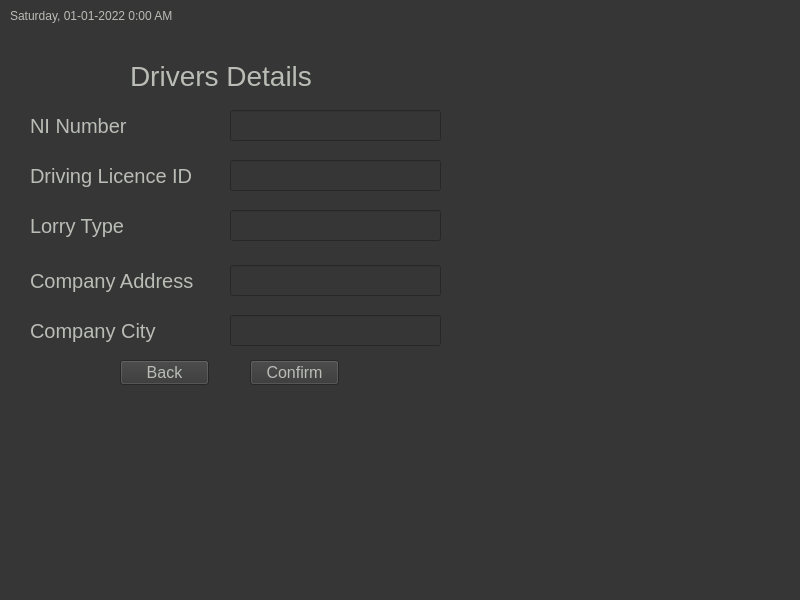
Before: the Qt Designer form ETM/mainwindow.ui in JWaters02/SDI-C6, drawn with Qt 5.
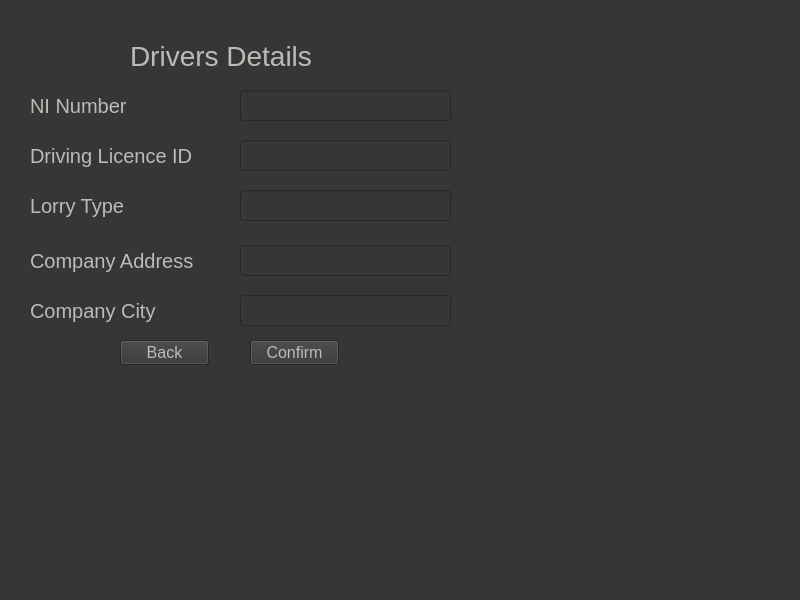
After: the same form once the commit is applied. The open tabs and pages were chosen to show the change.

```diff
--- a/ETM/mainwindow.ui
+++ b/ETM/mainwindow.ui
@@ -17,22 +17,6 @@
    <string notr="true">background-color: rgb(54, 54, 54)</string>
   </property>
   <widget class="QWidget" name="centralwidget">
-   <widget class="QLabel" name="lblcurrentDateTime">
-    <property name="geometry">
-     <rect>
-      <x>10</x>
-      <y>0</y>
-      <width>281</width>
-      <height>31</height>
-     </rect>
-    </property>
-    <property name="styleSheet">
-     <string notr="true">color: rgb(186, 189, 182);</string>
-    </property>
-    <property name="text">
-     <string>Saturday, 01-01-2022 0:00 AM</string>
-    </property>
-   </widget>
    <widget class="QStackedWidget" name="swLoginPages">
     <property name="enabled">
      <bool>true</bool>
@@ -40,9 +24,9 @@
     <property name="geometry">
      <rect>
       <x>10</x>
-      <y>30</y>
+      <y>10</y>
       <width>781</width>
-      <height>571</height>
+      <height>591</height>
      </rect>
     </property>
     <property name="currentIndex">
@@ -837,7 +821,7 @@
      <widget class="QLineEdit" name="txtDriversSignupNI">
       <property name="geometry">
        <rect>
-        <x>220</x>
+        <x>230</x>
         <y>80</y>
         <width>211</width>
         <height>31</height>
@@ -853,7 +837,7 @@
        <rect>
         <x>20</x>
         <y>125</y>
-        <width>191</width>
+        <width>201</width>
         <height>41</height>
        </rect>
       </property>
@@ -868,7 +852,7 @@
      <widget class="QLineEdit" name="txtDriversSignupDL">
       <property name="geometry">
        <rect>
-        <x>220</x>
+        <x>230</x>
         <y>130</y>
         <width>211</width>
         <height>31</height>
@@ -899,7 +883,7 @@
      <widget class="QLineEdit" name="txtDriversSignupLorry">
       <property name="geometry">
        <rect>
-        <x>220</x>
+        <x>230</x>
         <y>180</y>
         <width>211</width>
         <height>31</height>
@@ -967,7 +951,7 @@
        <rect>
         <x>20</x>
         <y>230</y>
-        <width>191</width>
+        <width>201</width>
         <height>41</height>
        </rect>
       </property>
@@ -982,7 +966,7 @@
      <widget class="QLineEdit" name="txtDriversSignupCompanyAddress">
       <property name="geometry">
        <rect>
-        <x>220</x>
+        <x>230</x>
         <y>235</y>
         <width>211</width>
         <height>31</height>
@@ -996,7 +980,7 @@
      <widget class="QLineEdit" name="txtDriversSignupCompanyCity">
       <property name="geometry">
        <rect>
-        <x>220</x>
+        <x>230</x>
         <y>285</y>
         <width>211</width>
         <height>31</height>
```
Left out of the diff: 26 changed lines with no effect on the pictures.
